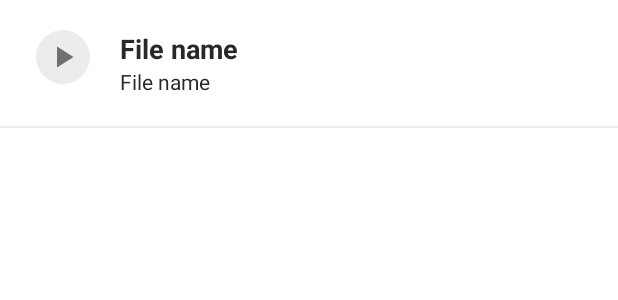
After one commit to vipindevanz/Podcastly, an Android app: the layout item_layout.xml on its own in the app's theme, with its tools: preview values and no code run, on a phone screen of 412 x 824 dp. The commit adds this screen. Shown: the top 300 px of the screen. Run offline under Robolectric (Android 15) with nearby library versions, the phone set to English and light mode, and no system bars.

Commit message:
Implement Audio Player

```diff
--- /dev/null
+++ b/app/src/main/java/com/pns/podcastly/interfaces/OnItemClickListener.kt
@@ -0,0 +1,6 @@
+package com.pns.podcastly.interfaces
+
+interface OnItemClickListener {
+    fun onItemClickListener(position : Int)
+    fun onItemLongClickListener(position : Int)
+}
--- /dev/null
+++ b/app/src/main/res/drawable/ic_circle.xml
@@ -0,0 +1,7 @@
+<?xml version="1.0" encoding="utf-8"?>
+<shape xmlns:android="http://schemas.android.com/apk/res/android"
+    android:shape="oval">
+
+    <solid android:color="@color/gray" />
+
+</shape>
--- /dev/null
+++ b/app/src/main/res/drawable/ic_play.xml
@@ -0,0 +1,5 @@
+<vector android:height="24dp" android:tint="#717071"
+    android:viewportHeight="24" android:viewportWidth="24"
+    android:width="24dp" xmlns:android="http://schemas.android.com/apk/res/android">
+    <path android:fillColor="@android:color/white" android:pathData="M8,5v14l11,-7z"/>
+</vector>
--- /dev/null
+++ b/app/src/main/res/layout/item_layout.xml
@@ -0,0 +1,64 @@
+<?xml version="1.0" encoding="utf-8"?>
+<androidx.appcompat.widget.LinearLayoutCompat xmlns:android="http://schemas.android.com/apk/res/android"
+    xmlns:tools="http://schemas.android.com/tools"
+    android:layout_width="match_parent"
+    android:layout_height="wrap_content"
+    android:orientation="vertical">
+
+    <LinearLayout
+        android:layout_width="match_parent"
+        android:layout_height="wrap_content"
+        android:background="?selectableItemBackground"
+        android:orientation="horizontal"
+        android:padding="20dp"
+        android:paddingStart="24dp"
+        tools:ignore="RtlSymmetry">
+
+        <ImageButton
+            android:layout_width="36dp"
+            android:layout_height="36dp"
+            android:layout_marginEnd="20dp"
+            android:background="@drawable/ic_circle"
+            android:clickable="false"
+            android:src="@drawable/ic_play"
+            tools:ignore="ContentDescription" />
+
+        <androidx.appcompat.widget.LinearLayoutCompat
+            android:layout_width="match_parent"
+            android:layout_height="wrap_content"
+            android:orientation="vertical">
+
+            <TextView
+                android:id="@+id/tvFileName"
+                android:layout_width="match_parent"
+                android:layout_height="wrap_content"
+                android:text="File name"
+                android:textSize="18sp"
+                android:textStyle="bold"
+                tools:ignore="HardcodedText" />
+
+            <TextView
+                android:id="@+id/tvMeta"
+                android:layout_width="match_parent"
+                android:layout_height="wrap_content"
+                android:text="File name"
+                android:textSize="14sp"
+                tools:ignore="HardcodedText" />
+
+        </androidx.appcompat.widget.LinearLayoutCompat>
+
+        <CheckBox
+            android:id="@+id/checkBox"
+            android:layout_width="30dp"
+            android:layout_height="20dp"
+            android:clickable="false"
+            android:visibility="gone" />
+
+    </LinearLayout>
+
+    <View
+        android:layout_width="match_parent"
+        android:layout_height="1dp"
+        android:background="@color/gray" />
+
+</androidx.appcompat.widget.LinearLayoutCompat>
--- a/app/src/main/res/values/colors.xml
+++ b/app/src/main/res/values/colors.xml
@@ -16,4 +16,6 @@
     <color name="colorText">#FF282828</color>
     <color name="stroke_color">#FF1E88E5</color>
     <color name="opaqueBG">#61000000</color>
+
+    <color name="playerColor">#FF4349</color>
 </resources>
```
Also changed, not shown: app/src/main/AndroidManifest.xml (+10 -3 lines), app/src/main/java/com/pns/podcastly/ui/activity/GalleryActivity.kt (added, +63 -0 lines), app/src/main/java/com/pns/podcastly/ui/activity/RecordAudioActivity.kt (+8 -4 lines), app/src/main/java/com/pns/podcastly/ui/adapter/AudioAdapter.kt (added, +71 -0 lines), app/src/main/res/layout/activity_gallery.xml (added, +15 -0 lines).
